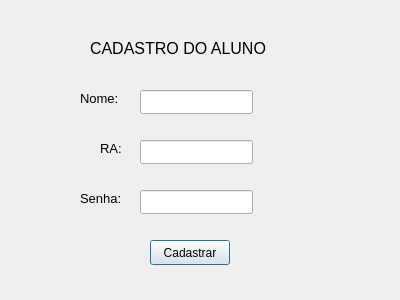
Above: registroaluno.ui from guilherme9718/monitoria-rapida before the change. Below: the same form after it.
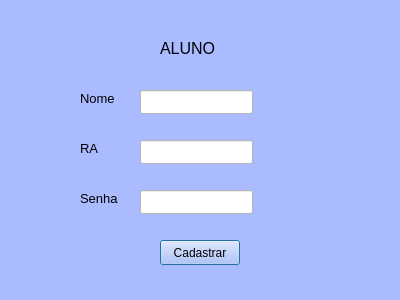
That is the form after the change.

```diff
--- a/registroaluno.ui
+++ b/registroaluno.ui
@@ -13,6 +13,9 @@
   <property name="windowTitle">
    <string>Dialog</string>
   </property>
+  <property name="styleSheet">
+   <string notr="true">background-color: rgb(170, 188, 255);</string>
+  </property>
   <widget class="QLineEdit" name="senha">
    <property name="geometry">
     <rect>
@@ -22,6 +25,9 @@
      <height>24</height>
     </rect>
    </property>
+   <property name="styleSheet">
+    <string notr="true">background-color: rgb(255, 255, 255);</string>
+   </property>
   </widget>
   <widget class="QLineEdit" name="ra">
    <property name="geometry">
@@ -32,6 +38,9 @@
      <height>24</height>
     </rect>
    </property>
+   <property name="styleSheet">
+    <string notr="true">background-color: rgb(255, 255, 255);</string>
+   </property>
   </widget>
   <widget class="QLineEdit" name="nome">
    <property name="geometry">
@@ -42,6 +51,9 @@
      <height>24</height>
     </rect>
    </property>
+   <property name="styleSheet">
+    <string notr="true">background-color: rgb(255, 255, 255);</string>
+   </property>
   </widget>
   <widget class="QLabel" name="label">
    <property name="geometry">
@@ -57,14 +69,17 @@
      <pointsize>10</pointsize>
     </font>
    </property>
+   <property name="styleSheet">
+    <string notr="true">color: rgb(0, 0, 0)</string>
+   </property>
    <property name="text">
-    <string>Nome:</string>
+    <string>Nome</string>
    </property>
   </widget>
   <widget class="QLabel" name="label_2">
    <property name="geometry">
     <rect>
-     <x>100</x>
+     <x>80</x>
      <y>140</y>
      <width>31</width>
      <height>16</height>
@@ -75,8 +90,11 @@
      <pointsize>10</pointsize>
     </font>
    </property>
+   <property name="styleSheet">
+    <string notr="true">color: rgb(0, 0, 0)</string>
+   </property>
    <property name="text">
-    <string>RA:</string>
+    <string>RA</string>
    </property>
   </widget>
   <widget class="QLabel" name="label_3">
@@ -93,16 +111,19 @@
      <pointsize>10</pointsize>
     </font>
    </property>
+   <property name="styleSheet">
+    <string notr="true">color: rgb(0, 0, 0)</string>
+   </property>
    <property name="text">
-    <string>Senha:</string>
+    <string>Senha</string>
    </property>
   </widget>
   <widget class="QLabel" name="label_4">
    <property name="geometry">
     <rect>
-     <x>90</x>
+     <x>160</x>
      <y>40</y>
-     <width>221</width>
+     <width>71</width>
      <height>16</height>
     </rect>
    </property>
@@ -111,19 +132,25 @@
      <pointsize>12</pointsize>
     </font>
    </property>
+   <property name="styleSheet">
+    <string notr="true">color:rgb(0, 0, 0)</string>
+   </property>
    <property name="text">
-    <string>CADASTRO DO ALUNO</string>
+    <string>ALUNO</string>
    </property>
   </widget>
   <widget class="QPushButton" name="cadastrar">
    <property name="geometry">
     <rect>
-     <x>150</x>
+     <x>160</x>
      <y>240</y>
      <width>80</width>
      <height>25</height>
     </rect>
    </property>
+   <property name="styleSheet">
+    <string notr="true">color: rgb(0,0,0)</string>
+   </property>
    <property name="text">
     <string>Cadastrar</string>
    </property>
```
